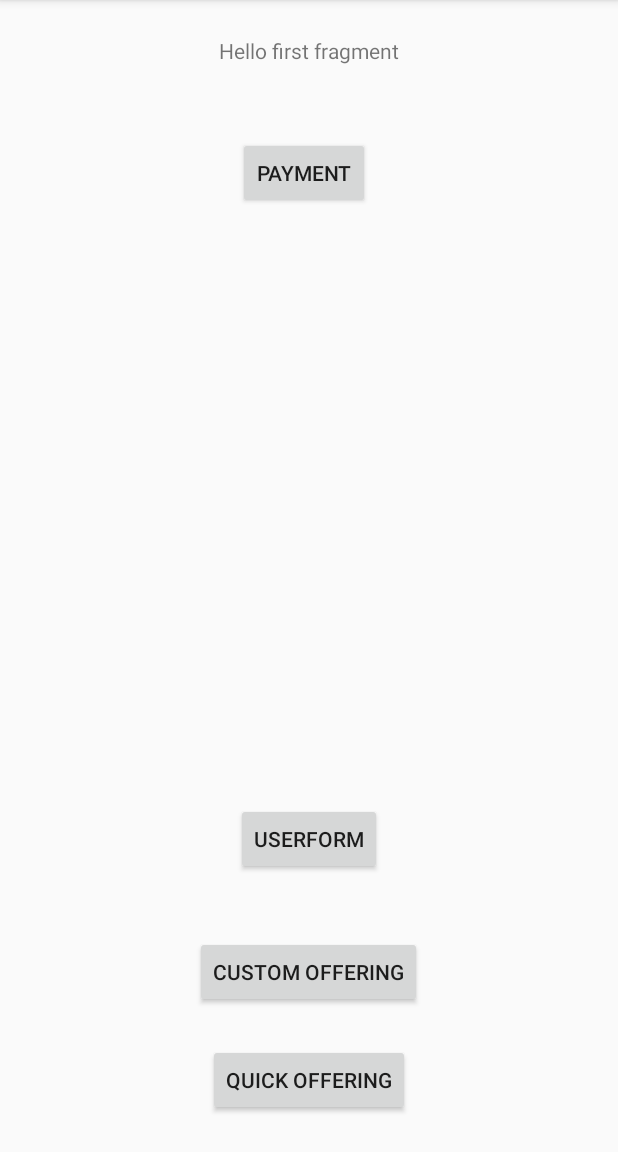
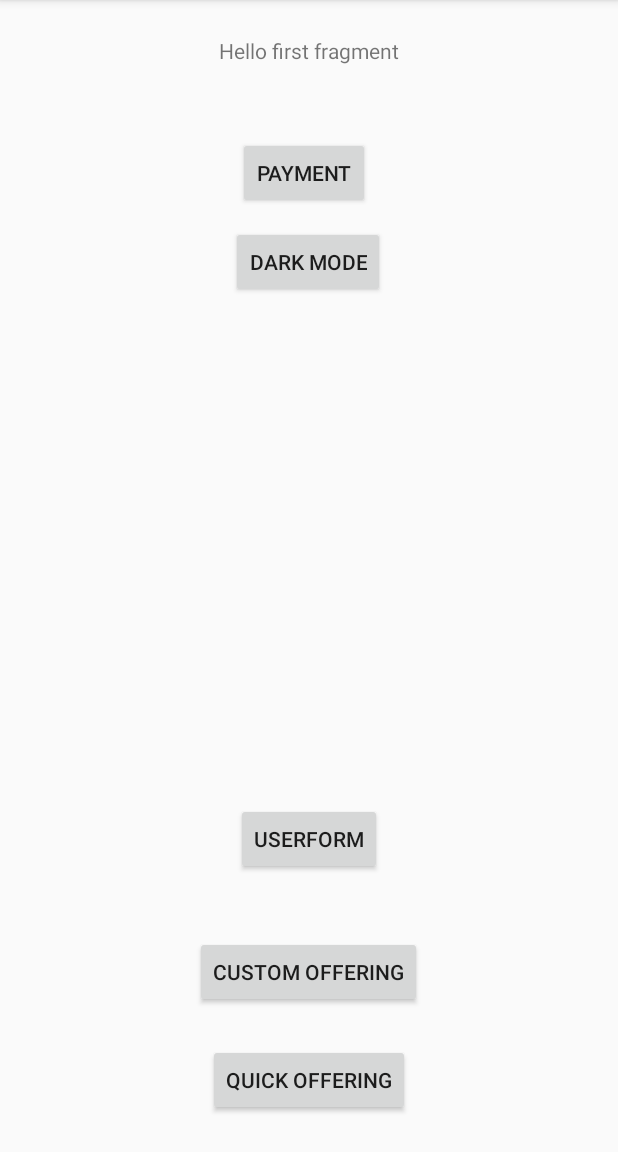
Before and after one commit to pawelsadownik/PamoProject, an Android app: the HomeFragment screen opened directly, with no data from a screen before it, on a phone screen of 412 x 824 dp, the part 84-1236 px from its top. Run offline under Robolectric (Android 15) with nearby library versions, the phone set to English and light mode, and no system bars; our stand-ins replace Firebase (no records; nobody signed in at launch, a user with empty details on screens opened directly).

Commit message:
Dark Mode animation

```diff
--- a/app/src/main/java/com/pamo/iparish/HomeActivity.java
+++ b/app/src/main/java/com/pamo/iparish/HomeActivity.java
@@ -45,6 +45,7 @@ public class HomeActivity extends AppCompatActivity {
                 return true;
             case R.id.app_bar_switch_darkmode:
                 Log.println(Log.INFO, "iparish", "app_bar_switch_darkmode");
+
                 return true;
             case R.id.logout:
                 Log.println(Log.INFO, "iparish", "logout");
--- a/app/src/main/java/com/pamo/iparish/HomeFragment.java
+++ b/app/src/main/java/com/pamo/iparish/HomeFragment.java
@@ -82,5 +82,19 @@ public class HomeFragment extends Fragment {
           startActivity(i);
         }
       });
+
+      view.findViewById(R.id.dark_mode).setOnClickListener(new View.OnClickListener() {
+        @Override
+        public void onClick(View view) {
+          // mis-clicking prevention, using threshold of 1000 ms
+          if (SystemClock.elapsedRealtime() - mLastClickTime < 1000){
+            return;
+          }
+          mLastClickTime = SystemClock.elapsedRealtime();
+
+          NavHostFragment.findNavController(HomeFragment.this)
+            .navigate(R.id.action_HomeFragment_to_darkInitFragment);
+        }
+      });
     }
 }
--- a/app/src/main/res/layout/fragment_home.xml
+++ b/app/src/main/res/layout/fragment_home.xml
@@ -71,4 +71,16 @@
     app:layout_constraintTop_toTopOf="@+id/imageView2"
     app:layout_constraintVertical_bias="0.127" />
 
+  <Button
+    android:id="@+id/dark_mode"
+    android:layout_width="wrap_content"
+    android:layout_height="wrap_content"
+    android:text="Dark Mode"
+    app:layout_constraintBottom_toBottomOf="parent"
+    app:layout_constraintEnd_toEndOf="parent"
+    app:layout_constraintHorizontal_bias="0.498"
+    app:layout_constraintStart_toStartOf="parent"
+    app:layout_constraintTop_toTopOf="parent"
+    app:layout_constraintVertical_bias="0.209" />
+
 </androidx.constraintlayout.widget.ConstraintLayout>
--- a/app/src/main/res/navigation/app_nav.xml
+++ b/app/src/main/res/navigation/app_nav.xml
@@ -21,6 +21,9 @@
       <action
         android:id="@+id/action_HomeFragment_to_userFormFragment"
         app:destination="@id/userFormFragment" />
+      <action
+        android:id="@+id/action_HomeFragment_to_darkInitFragment"
+        app:destination="@id/darkInitFragment" />
     </fragment>
     <fragment
         android:id="@+id/QuickOfferingFragment"
@@ -59,4 +62,18 @@
       android:id="@+id/action_userFormFragment_to_HomeFragment"
       app:destination="@id/HomeFragment" />
   </fragment>
+  <fragment
+    android:id="@+id/darkmodeFragment"
+    android:name="com.pamo.iparish.DarkmodeFragment"
+    android:label="fragment_darkmode"
+    tools:layout="@layout/fragment_darkmode" />
+  <fragment
+    android:id="@+id/darkInitFragment"
+    android:name="com.pamo.iparish.DarkInitFragment"
+    android:label="fragment_dark_init"
+    tools:layout="@layout/fragment_dark_init" >
+    <action
+      android:id="@+id/action_darkInitFragment_to_darkmodeFragment"
+      app:destination="@id/darkmodeFragment" />
+  </fragment>
 </navigation>
--- a/build.gradle
+++ b/build.gradle
@@ -4,6 +4,7 @@ buildscript {
     repositories {
         google()
         jcenter()
+        mavenCentral()
 
     }
     dependencies {
@@ -18,7 +19,7 @@ allprojects {
     repositories {
         google()
         jcenter()
-
+        mavenCentral()
     }
 }
 
```
Also changed, not shown: app/build.gradle (+6 -4 lines), app/src/main/java/com/pamo/iparish/DarkInitFragment.java (added, +48 -0 lines), app/src/main/java/com/pamo/iparish/DarkmodeFragment.java (added, +64 -0 lines), app/src/main/java/com/pamo/iparish/PaymentActivity.java (added, +78 -0 lines), app/src/main/res/layout/activity_payment.xml (added, +57 -0 lines), app/src/main/res/layout/fragment_dark_init.xml (added, +18 -0 lines), app/src/main/res/layout/fragment_darkmode.xml (added, +14 -0 lines), 1 other file.
